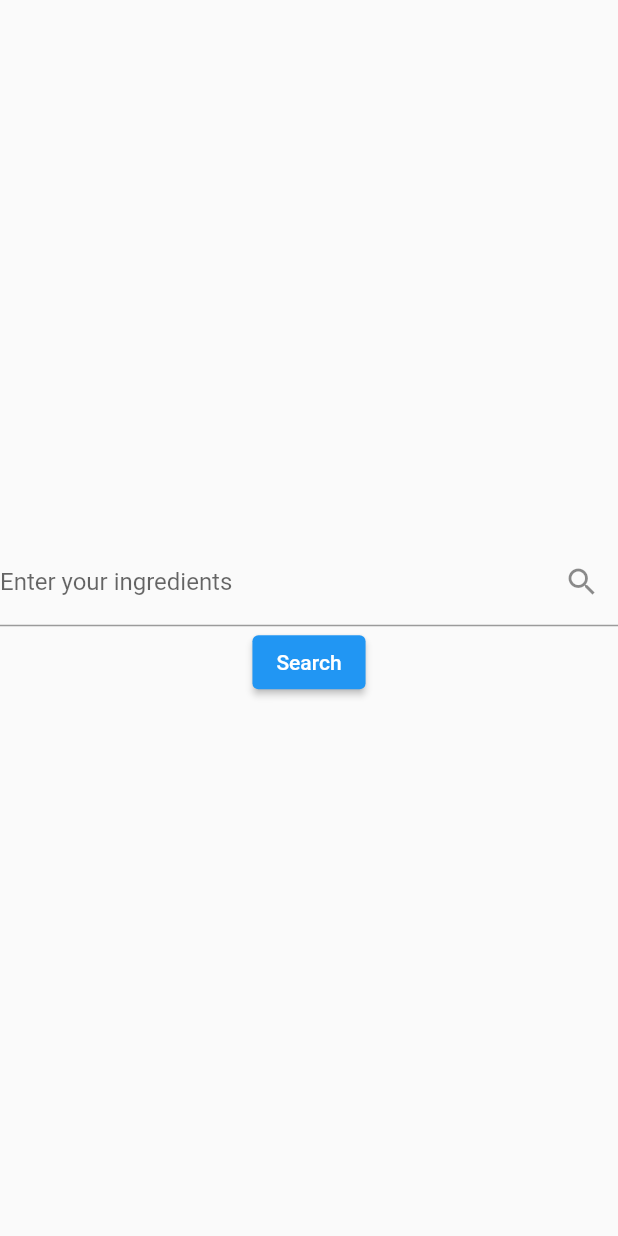
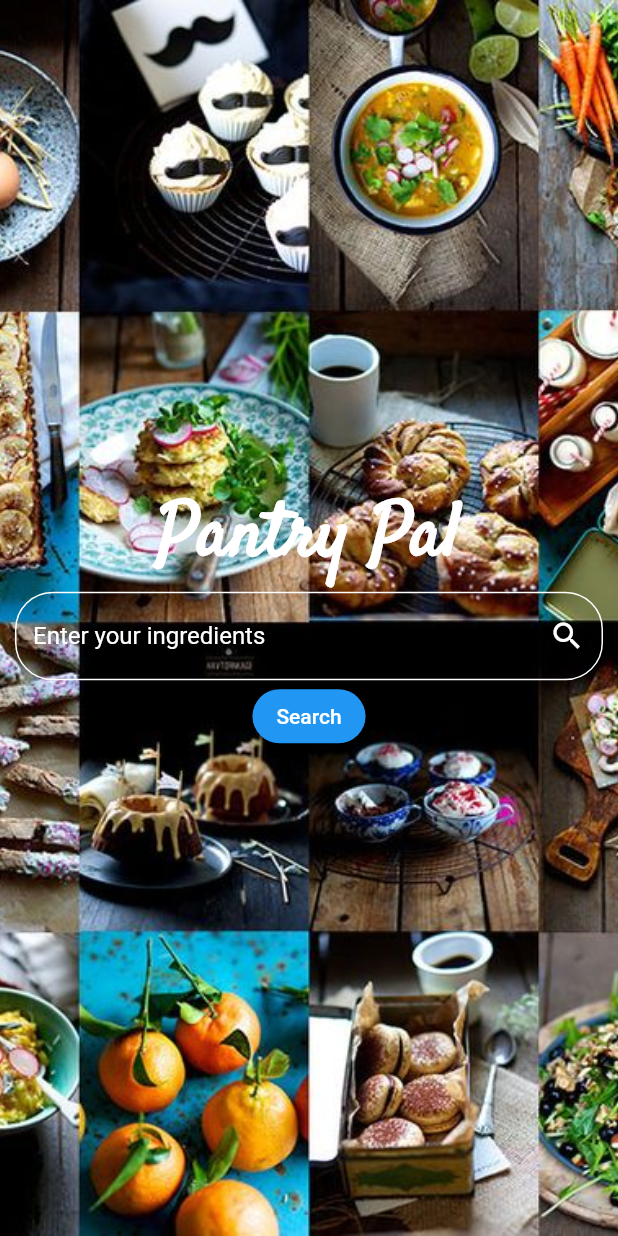
Before and after one commit to edgarmuyomba/flutterProjects, a Flutter app: the screen it shows after launch, on a phone screen of 412 x 824 dp. Run offline on Flutter 3.47's test engine with Material 2 defaults, Android fonts, the phone set to English and light mode, and no system bars; our stand-ins replace geolocator, loading_animation_widget, tuple; missing offline and left inert: android_intent, flutter_dialogs, quotes.

Commit message:
styling and design

```diff
--- a/pantry_pal/lib/homePage.dart
+++ b/pantry_pal/lib/homePage.dart
@@ -13,17 +13,49 @@ class _homePageState extends State<homePage> {
   late String attached;
   @override
   Widget build(BuildContext context) {
-    return Scaffold(
+    return Container(
+      decoration: BoxDecoration(
+        image: DecorationImage(
+          image: AssetImage('images/bg1.jpg'),
+          fit: BoxFit.cover
+          )
+      ),
+      child: Scaffold(
+        backgroundColor: Colors.transparent,
           body: Center(
               child: Form(
         key: _formKey,
+        child: Padding(
+          padding: const EdgeInsets.all(10.0),
           child: Column(
             mainAxisAlignment: MainAxisAlignment.center,
             children: [
+              Text(
+                'Pantry Pal',
+                style: TextStyle(
+                  fontSize: 50,
+                  fontFamily: 'Satisfy',
+                  fontWeight: FontWeight.bold,
+                  color: Colors.white
+                )
+              ),
               TextFormField(
                 decoration: InputDecoration(
                   labelText: 'Enter your ingredients',
+                  labelStyle: TextStyle(
+                    color: Colors.white
+                  ),
                   suffixIcon: Icon(Icons.search),
+                  suffixIconColor: Colors.white,
+                  border: OutlineInputBorder(
+                    borderRadius: BorderRadius.circular(25.0),
+                  ),
+                  enabledBorder: OutlineInputBorder(
+                    borderRadius: BorderRadius.circular(25.0),
+                    borderSide: BorderSide(
+                      color: Colors.white,
+                    )
+                  )
                 ),
                 validator: (value) {
                   if (value!.contains('and')) {
@@ -40,6 +72,13 @@ class _homePageState extends State<homePage> {
               ),
               ElevatedButton(
                 child: Text('Search'),
+                style: ButtonStyle(
+                  shape: MaterialStateProperty.all(
+                    RoundedRectangleBorder(
+                      borderRadius: BorderRadius.circular(25.0)
+                    )
+                  )
+                ),
                 onPressed: () {
                   if (_formKey.currentState!.validate()) {
                     _formKey.currentState!.save();
@@ -52,7 +91,9 @@ class _homePageState extends State<homePage> {
               )
             ],
           ),
-    )));
+        ),
+      ))),
+    );
   }
 }
 
--- a/pantry_pal/lib/main.dart
+++ b/pantry_pal/lib/main.dart
@@ -16,6 +16,7 @@ class _pantryPalState extends State<pantryPal> {
   @override
   Widget build(BuildContext context) {
     return MaterialApp(
+      debugShowCheckedModeBanner: false,
       home: homePage(),
     );
   }
--- a/pantry_pal/lib/receipeDetails.dart
+++ b/pantry_pal/lib/receipeDetails.dart
@@ -83,7 +83,9 @@ class _receipePageState extends State<receipePage> {
                             );
                           });
                     } else {
-                      throw Exception('Failed to load instructions');
+                      return Center(
+                        child: Text('Receipe Instructions currently unavailable')
+                      );
                     }
                   } else {
                     return Center();
--- a/pantry_pal/lib/receipeResults.dart
+++ b/pantry_pal/lib/receipeResults.dart
@@ -21,6 +21,7 @@ class _receipeResultsState extends State<receipeResults> {
           icon: Icon(Icons.arrow_back_rounded),
           onPressed: () => Navigator.pop(context),
         ),
+        title: Text('Pantry Pal'),
       ),
       body: Center(
         child: FutureBuilder(
@@ -43,7 +44,9 @@ class _receipeResultsState extends State<receipeResults> {
                         }),
                   ));
                 } else {
-                  throw Exception('Failed to load receipes');
+                  return Center(
+                        child: Text("Receipe's currently unavailable")
+                      );
                 }
               } else {
                 return CircularProgressIndicator();
```
Also changed, not shown: pantry_pal/pubspec.yaml (+10 -14 lines), pantry_pal/fonts/Satisfy-Regular.ttf (added), pantry_pal/images/bg1.jpg (added), pantry_pal/images/bg2.jpg (added), pantry_pal/images/bg3.jpg (added), pantry_pal/images/bg4.jpg (added), pantry_pal/images/bg5.jpg (added), 1 other file. Lines whose indentation alone changed are shown as unchanged.
